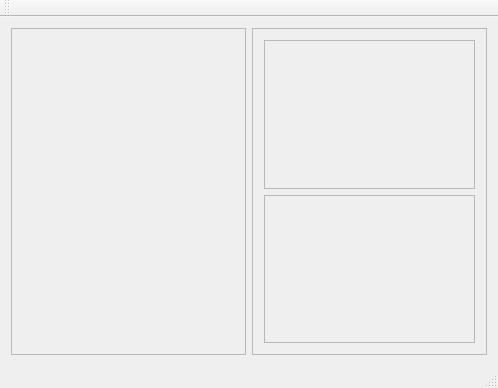
Above: mainwindow.ui from jasvir99/Journey_CSULB before the change. Below: the same form after it.
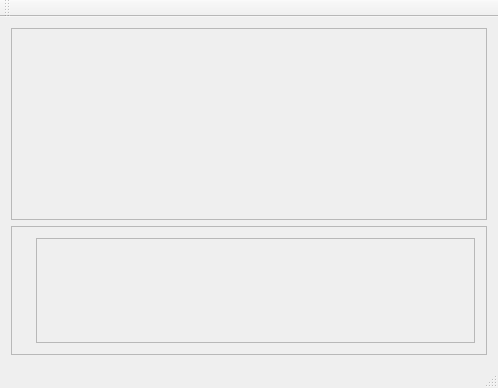
That is the form after the change.

Commit message: modifies mainwindow's layout and removes user specific pro file.

```diff
--- a/mainwindow.ui
+++ b/mainwindow.ui
@@ -10,11 +10,17 @@
     <height>388</height>
    </rect>
   </property>
+  <property name="maximumSize">
+   <size>
+    <width>16777215</width>
+    <height>388</height>
+   </size>
+  </property>
   <property name="windowTitle">
    <string>MainWindow</string>
   </property>
   <widget class="QWidget" name="centralWidget">
-   <layout class="QHBoxLayout" name="horizontalLayout">
+   <layout class="QVBoxLayout" name="verticalLayout_3">
     <item>
      <widget class="QScrollArea" name="scrollArea">
       <property name="widgetResizable">
@@ -25,8 +31,8 @@
         <rect>
          <x>0</x>
          <y>0</y>
-         <width>235</width>
-         <height>333</height>
+         <width>478</width>
+         <height>198</height>
         </rect>
        </property>
        <layout class="QHBoxLayout" name="horizontalLayout_2">
@@ -43,16 +49,10 @@
     </item>
     <item>
      <widget class="QScrollArea" name="scrollArea_2">
-      <property name="minimumSize">
-       <size>
-        <width>173</width>
-        <height>263</height>
-       </size>
-      </property>
       <property name="maximumSize">
        <size>
-        <width>300</width>
-        <height>16777215</height>
+        <width>16777215</width>
+        <height>129</height>
        </size>
       </property>
       <property name="widgetResizable">
@@ -63,11 +63,18 @@
         <rect>
          <x>0</x>
          <y>0</y>
-         <width>235</width>
-         <height>333</height>
+         <width>478</width>
+         <height>127</height>
         </rect>
        </property>
-       <layout class="QVBoxLayout" name="verticalLayout">
+       <layout class="QHBoxLayout" name="horizontalLayout">
+        <item>
+         <widget class="QLabel" name="cards">
+          <property name="text">
+           <string/>
+          </property>
+         </widget>
+        </item>
         <item>
          <widget class="QScrollArea" name="scrollArea_3">
           <property name="widgetResizable">
@@ -78,36 +85,11 @@
             <rect>
              <x>0</x>
              <y>0</y>
-             <width>215</width>
-             <height>153</height>
+             <width>443</width>
+             <height>107</height>
             </rect>
            </property>
-           <layout class="QVBoxLayout" name="verticalLayout_2">
-            <item>
-             <widget class="QLabel" name="cards">
-              <property name="text">
-               <string/>
-              </property>
-             </widget>
-            </item>
-           </layout>
-          </widget>
-         </widget>
-        </item>
-        <item>
-         <widget class="QScrollArea" name="scrollArea_4">
-          <property name="widgetResizable">
-           <bool>true</bool>
-          </property>
-          <widget class="QWidget" name="scrollAreaWidgetContents_4">
-           <property name="geometry">
-            <rect>
-             <x>0</x>
-             <y>0</y>
-             <width>215</width>
-             <height>152</height>
-            </rect>
-           </property>
+           <layout class="QVBoxLayout" name="verticalLayout_2"/>
           </widget>
          </widget>
         </item>
```
The commit also changes 2 other files.
